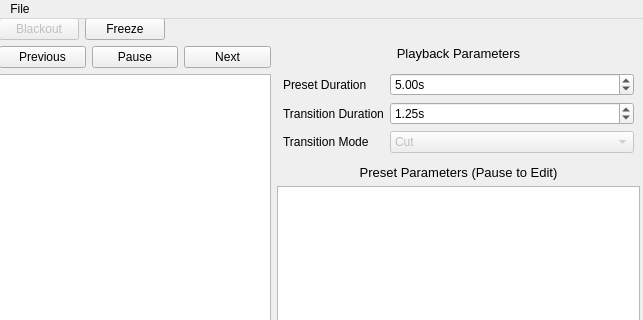
The window that ui/firemix.ui (Openlights/firemix) describes before a commit, drawn with Qt 5; both pictures show x 0 to 643 and y 0 to 320 of the 643 by 465 pixel window.
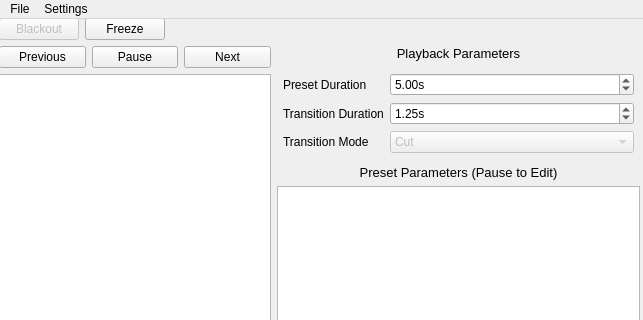
The same window after the commit.

Commit message: Add placeholder for networking settings

```diff
--- a/ui/firemix.ui
+++ b/ui/firemix.ui
@@ -286,7 +286,14 @@
     <addaction name="action_file_save_playlist"/>
     <addaction name="action_file_quit"/>
    </widget>
+   <widget class="QMenu" name="menuSettings">
+    <property name="title">
+     <string>Settings</string>
+    </property>
+    <addaction name="action_settings_networking"/>
+   </widget>
    <addaction name="menuFile"/>
+   <addaction name="menuSettings"/>
   </widget>
   <widget class="QStatusBar" name="statusbar"/>
   <action name="action_file_load_scene">
```
Left out of the diff: 5 changed lines with no effect on the pictures. The commit also changes 1 other file.
